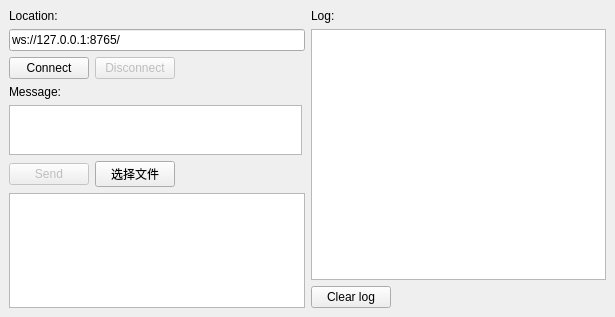
The window that Sources/Froms/MainWindow.ui (FixLater/image-text) describes before a commit, drawn with Qt 5.
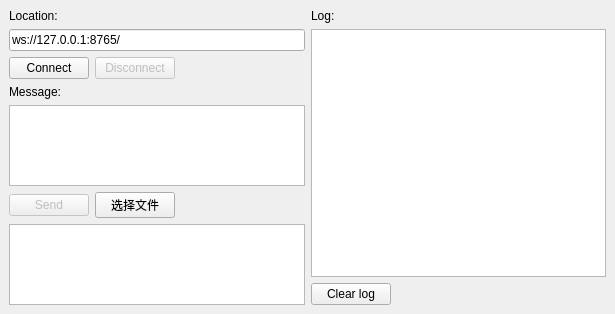
The same window after the commit.

```diff
--- a/Sources/Froms/MainWindow.ui
+++ b/Sources/Froms/MainWindow.ui
@@ -7,7 +7,7 @@
     <x>0</x>
     <y>0</y>
     <width>615</width>
-    <height>317</height>
+    <height>314</height>
    </rect>
   </property>
   <property name="windowTitle">
@@ -82,14 +82,14 @@
        <widget class="QTextEdit" name="message">
         <property name="minimumSize">
          <size>
-          <width>293</width>
-          <height>50</height>
+          <width>0</width>
+          <height>0</height>
          </size>
         </property>
         <property name="maximumSize">
          <size>
-          <width>227</width>
-          <height>10</height>
+          <width>16777215</width>
+          <height>200</height>
          </size>
         </property>
        </widget>
@@ -129,20 +129,14 @@
        </layout>
       </item>
       <item>
-       <widget class="QTableView" name="tableView"/>
-      </item>
-      <item>
-       <spacer name="verticalSpacer">
-        <property name="orientation">
-         <enum>Qt::Vertical</enum>
-        </property>
-        <property name="sizeHint" stdset="0">
+       <widget class="QTableView" name="tableView">
+        <property name="minimumSize">
          <size>
-          <width>20</width>
-          <height>40</height>
+          <width>0</width>
+          <height>50</height>
          </size>
         </property>
-       </spacer>
+       </widget>
       </item>
      </layout>
     </item>
@@ -163,12 +157,6 @@
           <height>240</height>
          </size>
         </property>
-        <property name="maximumSize">
-         <size>
-          <width>328</width>
-          <height>16777215</height>
-         </size>
-        </property>
         <property name="readOnly">
          <bool>true</bool>
         </property>
```
